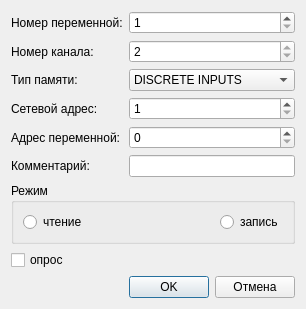
Above: Modbus/dialogeditmodbusvar.ui from atikbif/LDEditor before the change. Below: the same form after it.
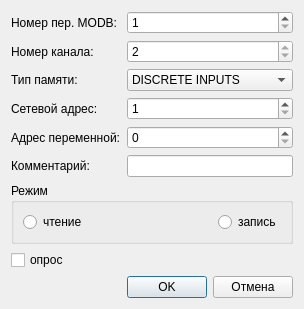
That is the form after the change.

What changed in the file:
```diff
--- a/Modbus/dialogeditmodbusvar.ui
+++ b/Modbus/dialogeditmodbusvar.ui
@@ -6,8 +6,8 @@
    <rect>
     <x>0</x>
     <y>0</y>
-    <width>281</width>
-    <height>280</height>
+    <width>283</width>
+    <height>282</height>
    </rect>
   </property>
   <property name="windowTitle">
@@ -17,7 +17,7 @@
    <item row="0" column="0">
     <widget class="QLabel" name="label">
      <property name="text">
-      <string>Номер переменной:</string>
+      <string>Номер пер. MODB:</string>
      </property>
     </widget>
    </item>
```
